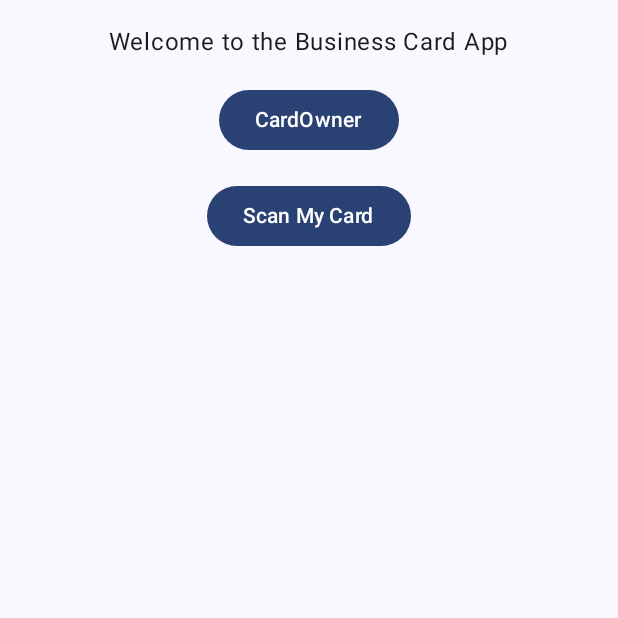
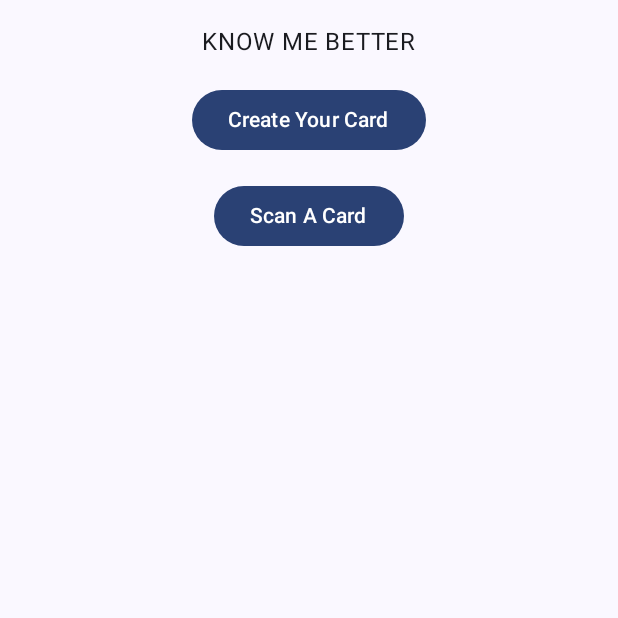
Before and after one commit to nosahra/ARBusinessCard, an Android app built with Jetpack Compose: the screen it shows after launch (MainActivity), on a phone screen of 412 x 824 dp, the top half of it. Run offline under Robolectric (Android 15) with nearby library versions, the phone set to English and light mode, and no system bars; our stand-ins replace Firebase (no records; nobody signed in at launch, a user with empty details on screens opened directly).

Commit message:
Update the text and flow of the Home screen

```diff
--- a/app/src/main/java/com/example/dummy_database/ui/auth/AuthScreen.kt
+++ b/app/src/main/java/com/example/dummy_database/ui/auth/AuthScreen.kt
@@ -269,6 +269,6 @@ fun AuthScreen(
 }
 
 
-fun onBackClick() {
-    TODO("Not yet implemented")
-}
+//fun onBackClick() {
+//    TODO("Not yet implemented")
+//}
--- a/app/src/main/java/com/example/dummy_database/ui/home/HomeScreen.kt
+++ b/app/src/main/java/com/example/dummy_database/ui/home/HomeScreen.kt
@@ -25,29 +25,33 @@ fun HomeScreen(
             .padding(16.dp),
         horizontalAlignment = Alignment.CenterHorizontally
     ) {
-        Text("Welcome to the Business Card App")
+        Text("KNOW ME BETTER")
 
         Button(
             onClick = {
-                val user = FirebaseAuth.getInstance().currentUser
-                if (user == null) {
-                    // Not logged in → go to Auth screen
-                    onNeedAuth()
-                } else {
-                    // Already logged in → go straight to Cardholder
-                    onCardOwnerScreenClick()
-                }
+
+                onNeedAuth()
+
+//                val user = FirebaseAuth.getInstance().currentUser
+//                if (user == null) {
+//                    // Not logged in → go to Auth screen
+//                    onNeedAuth()
+//                } else {
+//                    // Already logged in → go straight to Cardholder
+//                    onCardOwnerScreenClick()
+//
+//                }
             },
             modifier = Modifier.padding(top = 16.dp)
         ) {
-            Text("CardOwner")
+            Text("Create Your Card")
         }
 
         Button(
             onClick = onScannerScreenClick,
             modifier = Modifier.padding(top = 16.dp)
         ) {
-            Text("Scan My Card")
+            Text("Scan A Card")
         }
 
 //        if(FirebaseAuth.getInstance().currentUser != null){
```
